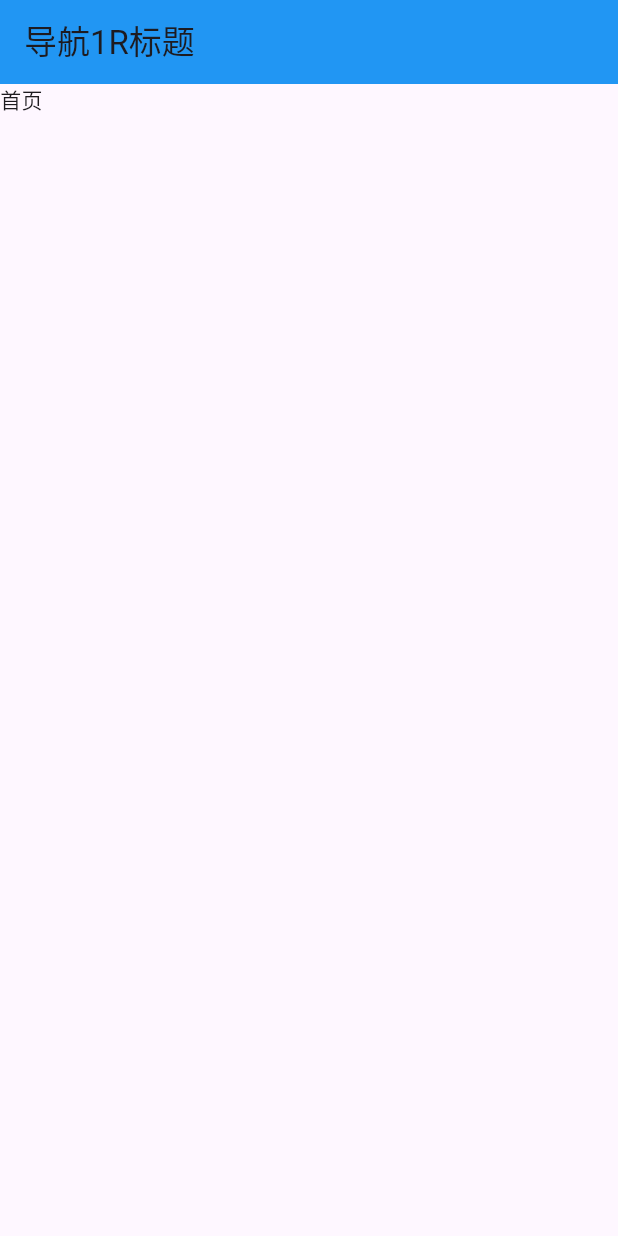
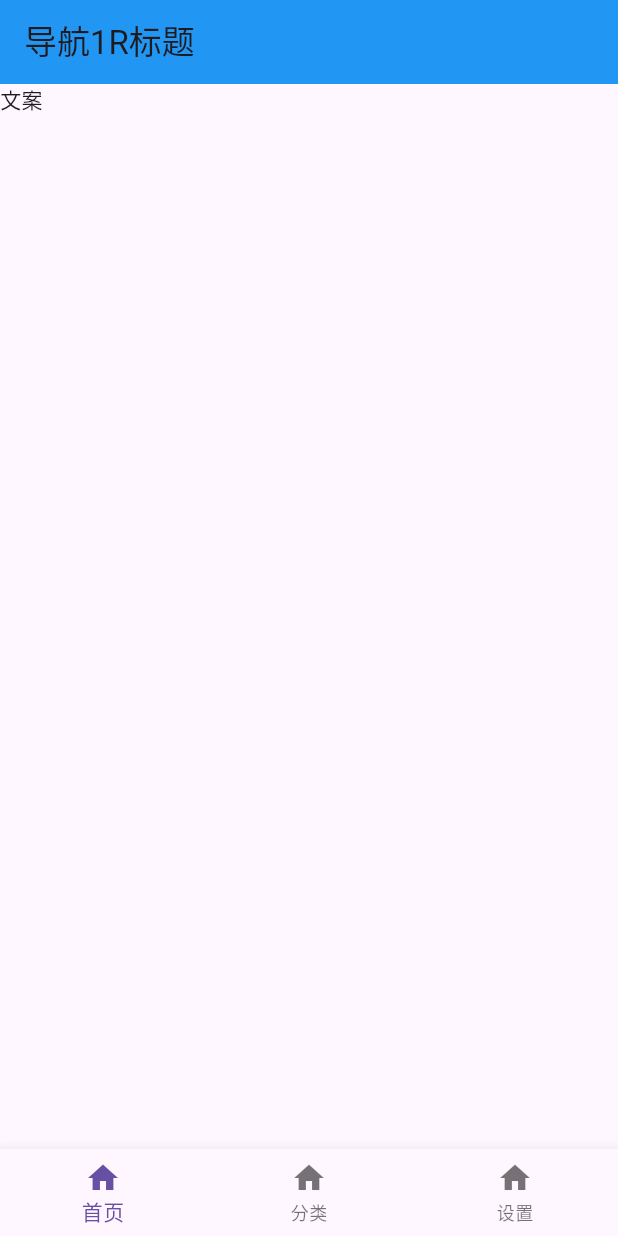
Before and after one commit to sven713/TestFlutter, a Flutter app: the screen it shows after launch, on a phone screen of 412 x 824 dp. Run offline on Flutter 3.47's test engine with Material 3 defaults, Android fonts, the phone set to English and light mode, and no system bars.

Commit message:
P33 tabbar

```diff
--- a/lib/main.dart
+++ b/lib/main.dart
@@ -6,26 +6,46 @@ void main() {
     theme: ThemeData(
       primarySwatch: Colors.yellow,
     ),
-    home: Scaffold(
-      appBar: AppBar(title: Text('导航1R标题'), backgroundColor: Colors.blue),
-      body: Column(
-        children: [
-          Expanded(child: MyApp())
-          // MyApp()
-        ],
-      ),
-    ),
+    home: Tabs()
   ));
 }
 
-class MyApp extends StatelessWidget {
-  const MyApp({super.key});
 
 
+
+class Tabs extends StatefulWidget {
+  const Tabs({super.key});
+
+  @override
+  State<Tabs> createState() => _TabsState();
+}
+
+class _TabsState extends State<Tabs> {
+  int _currentIdx = 0;
   @override
   Widget build(BuildContext context) {
-    // print(sourceArr);
-
-    return Text('首页');
+    return Scaffold(
+      appBar: AppBar(title: Text('导航1R标题'), backgroundColor: Colors.blue),
+      body: Text('文案'),
+      bottomNavigationBar: BottomNavigationBar(
+        currentIndex: _currentIdx,
+        onTap: (index){
+          setState(() {
+            _currentIdx = index;
+          });
+        },
+        items: [
+          BottomNavigationBarItem(icon: Icon(Icons.home),
+              label: '首页'
+          ),
+          BottomNavigationBarItem(icon: Icon(Icons.home),
+              label: '分类'
+          ),
+          BottomNavigationBarItem(icon: Icon(Icons.home),
+              label: '设置'
+          ),
+        ],
+      ),
+    );
   }
 }
```
Also changed, not shown: lib/testHistory/mainP26End.dart (renamed from lib/mainP26End.dart), lib/testHistory/mainP26GridViewCount.dart (renamed from lib/mainP26GridViewCount.dart), lib/testHistory/mainP26RemoteData.dart (renamed from lib/mainP26RemoteData.dart).
